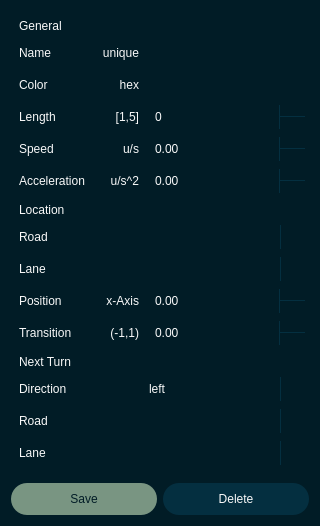
Old version of the form pse/umlsl_editor/src/view/widgets/qt_widgets/car_dialog.ui in the repository 69420pm/UMLSL-traffic-editor.
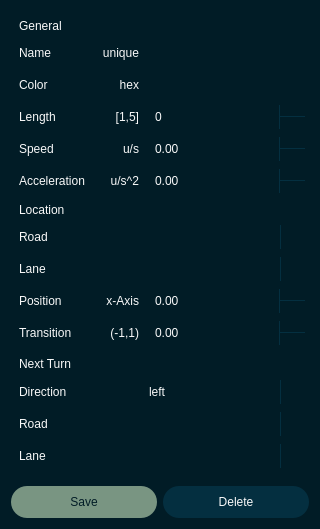
New version of the form. Icons and pictures are not drawn.

What changed in the file:
```diff
--- a/pse/umlsl_editor/src/view/widgets/qt_widgets/car_dialog.ui
+++ b/pse/umlsl_editor/src/view/widgets/qt_widgets/car_dialog.ui
@@ -10,7 +10,7 @@
     <x>0</x>
     <y>0</y>
     <width>320</width>
-    <height>524</height>
+    <height>529</height>
    </rect>
   </property>
   <property name="sizePolicy">
@@ -424,7 +424,7 @@
           </widget>
          </item>
          <item row="4" column="2">
-          <widget class="QDoubleSpinBox" name="s_position">
+          <widget class="QDoubleSpinBox" name="s_speed">
            <property name="minimumSize">
             <size>
              <width>0</width>
@@ -663,7 +663,7 @@
           </widget>
          </item>
          <item row="3" column="2">
-          <widget class="QDoubleSpinBox" name="s_position_2">
+          <widget class="QDoubleSpinBox" name="s_position">
            <property name="minimumSize">
             <size>
              <width>0</width>
```
Left out of the diff: 124 changed lines with no effect on the pictures.
